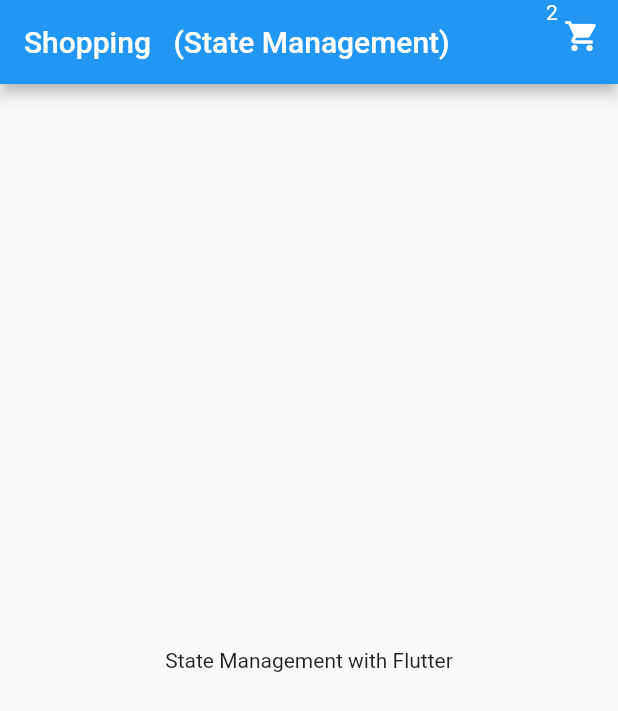
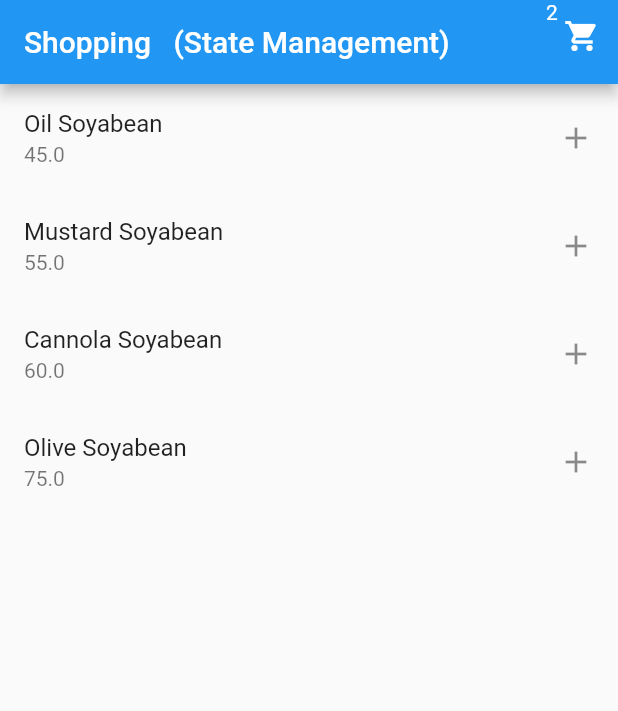
Before and after one commit to bhattaraimadhu56/flutter_state_Management_with_Provider, a Flutter app: the screen it shows after launch, on a phone screen of 412 x 824 dp. Shown: the top 711 px of the screen. Run offline on Flutter 3.47's test engine with Material 2 defaults, Android fonts, the phone set to English and light mode, and no system bars.

Commit message:
show the list of products using ListView.builder()

```diff
--- a/lib/Screens/myHomePage.dart
+++ b/lib/Screens/myHomePage.dart
@@ -44,9 +44,22 @@ class _MyHomePageState extends State<MyHomePage> {
             )
           ],
         ),
-      body: Center(
-        child: Text("State Management with Flutter"),
-      ),
+        body: ListView.builder(
+            // give length to count
+            itemCount: products.length,
+            // give products details base on index
+            itemBuilder: (context, index) {
+              return ListTile(
+                title: Text(products[index].name),
+                // as price is double to change it to sting
+                subtitle: Text(products[index].price.toString()),
+                // to give icon at right side, for left side we use leading
+                trailing: Icon(Icons.add),
+                // while clicking add the number of products in basket
+                onTap: () {
+                  // code to increase the number in basket
+                },
               );
+            }));
   }
 }
```
Lines whose indentation alone changed are shown as unchanged.
